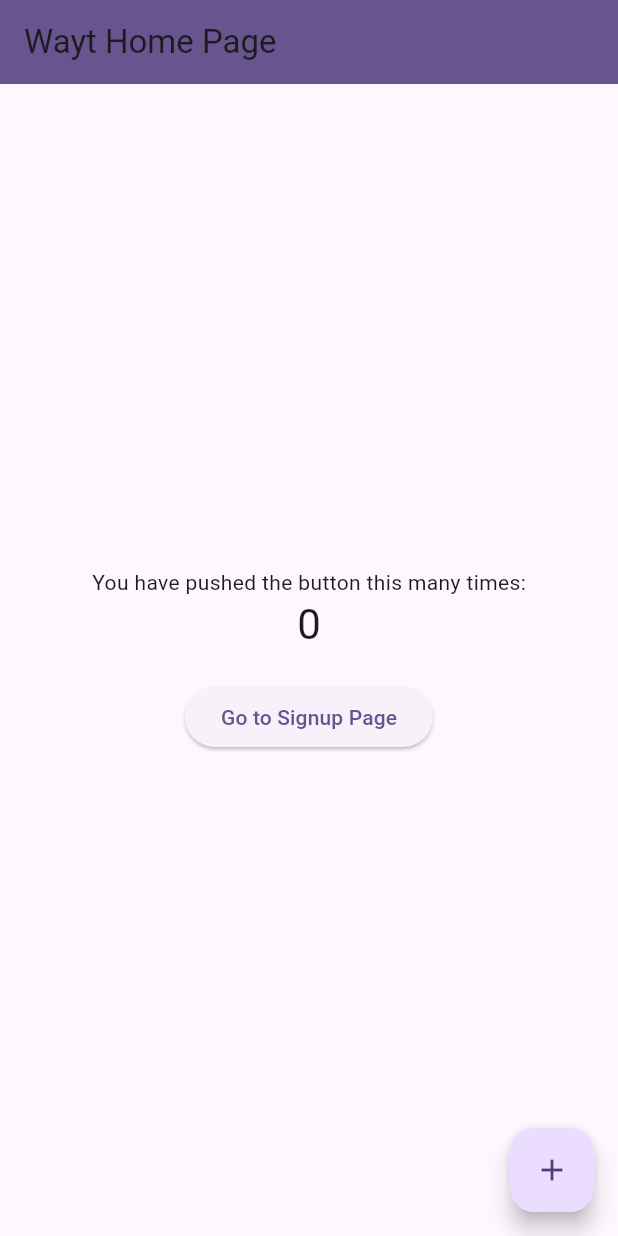
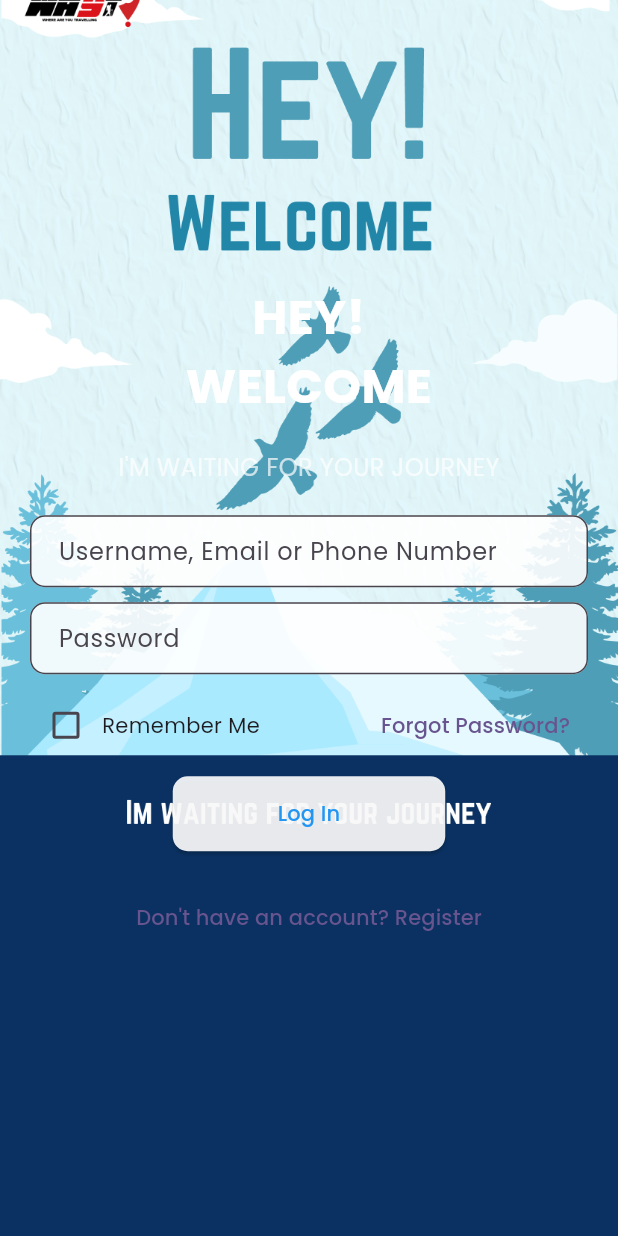
Before and after one commit to rishinmh/therealwayt1, a Flutter app: the screen it shows after launch, on a phone screen of 412 x 824 dp. Run offline on Flutter 3.47's test engine with Material 3 defaults, Android fonts, the light colour scheme and no system bars.

Commit message:
added login page changes shortened wayt main base bg image for login

```diff
--- /dev/null
+++ b/wayt/lib/login.dart
@@ -0,0 +1,129 @@
+import 'package:flutter/material.dart';
+import 'signup.dart'; // Import the signup page
+
+class LoginPage extends StatelessWidget {
+  const LoginPage({super.key});
+
+  @override
+  Widget build(BuildContext context) {
+    return Scaffold(
+      body: Stack(
+        children: [
+          // Background Image
+          Positioned.fill(
+            child: Image.asset(
+              'assets/login_page.png', // Make sure this image is in your assets folder
+              fit: BoxFit.cover,
+            ),
+          ),
+          // Main Content
+          Center(
+            child: Column(
+              mainAxisAlignment: MainAxisAlignment.center,
+              children: [
+                const Text(
+                  "HEY!\nWELCOME",
+                  textAlign: TextAlign.center,
+                  style: TextStyle(
+                    fontFamily: 'Poppins',
+                    fontSize: 32,
+                    fontWeight: FontWeight.bold,
+                    color: Colors.white,
+                  ),
+                ),
+                const SizedBox(height: 20),
+                const Text(
+                  "I'M WAITING FOR YOUR JOURNEY",
+                  style: TextStyle(
+                    fontFamily: 'Poppins',
+                    fontSize: 16,
+                    color: Colors.white70,
+                  ),
+                ),
+                const SizedBox(height: 20),
+                _buildTextField("Username, Email or Phone Number"),
+                const SizedBox(height: 10),
+                _buildTextField("Password", isPassword: true),
+                const SizedBox(height: 10),
+                _buildCheckbox(),
+                const SizedBox(height: 10),
+                _buildLoginButton(),
+                const SizedBox(height: 20),
+                _buildRegisterOption(context),
+              ],
+            ),
+          ),
+        ],
+      ),
+    );
+  }
+
+  // Text Field
+  Widget _buildTextField(String hint, {bool isPassword = false}) {
+    return Padding(
+      padding: const EdgeInsets.symmetric(horizontal: 20),
+      child: TextField(
+        obscureText: isPassword,
+        decoration: InputDecoration(
+          hintText: hint,
+          hintStyle: const TextStyle(fontFamily: 'Poppins'),
+          border: OutlineInputBorder(borderRadius: BorderRadius.circular(10)),
+          filled: true,
+          fillColor: Colors.white.withOpacity(0.9),
+          contentPadding: const EdgeInsets.symmetric(horizontal: 15),
+        ),
+      ),
+    );
+  }
+
+  // Remember Me Checkbox
+  Widget _buildCheckbox() {
+    return Padding(
+      padding: const EdgeInsets.symmetric(horizontal: 20),
+      child: Row(
+        children: [
+          Checkbox(value: false, onChanged: (value) {}),
+          const Text("Remember Me", style: TextStyle(fontFamily: 'Poppins')),
+          const Spacer(),
+          TextButton(
+            onPressed: () {},
+            child: const Text(
+              "Forgot Password?",
+              style: TextStyle(fontFamily: 'Poppins'),
+            ),
+          ),
+        ],
+      ),
+    );
+  }
+
+  // Login Button
+  Widget _buildLoginButton() {
+    return ElevatedButton(
+      onPressed: () {},
+      style: ElevatedButton.styleFrom(
+        padding: const EdgeInsets.symmetric(horizontal: 70, vertical: 15),
+        backgroundColor: Colors.white.withOpacity(0.9),
+        foregroundColor: Colors.blue,
+        shape: RoundedRectangleBorder(borderRadius: BorderRadius.circular(10)),
+      ),
+      child: const Text("Log In", style: TextStyle(fontFamily: 'Poppins')),
+    );
+  }
+
+  // Register Option
+  Widget _buildRegisterOption(BuildContext context) {
+    return TextButton(
+      onPressed: () {
+        Navigator.push(
+          context,
+          MaterialPageRoute(builder: (context) => const SignupPage()),
+        );
+      },
+      child: const Text(
+        "Don't have an account? Register",
+        style: TextStyle(fontFamily: 'Poppins'),
+      ),
+    );
+  }
+}
--- a/wayt/lib/main.dart
+++ b/wayt/lib/main.dart
@@ -1,4 +1,5 @@
 import 'package:flutter/material.dart';
+import 'login.dart'; // Import the login page
 import 'signup.dart'; // Import the signup page
 
 void main() {
@@ -11,69 +12,15 @@ class MyApp extends StatelessWidget {
   @override
   Widget build(BuildContext context) {
     return MaterialApp(
+      debugShowCheckedModeBanner: false,
       title: 'Wayt App',
       theme: ThemeData(
+        fontFamily:
+            'Poppins', // Ensures Poppins font is used throughout the app
         colorScheme: ColorScheme.fromSeed(seedColor: Colors.deepPurple),
         useMaterial3: true,
       ),
-      home: const WaytHomePage(title: 'Wayt Home Page'),
+      home: const LoginPage(), // Set LoginPage as the main page
     );
   }
 }
-
-class WaytHomePage extends StatefulWidget {
-  const WaytHomePage({super.key, required this.title});
-  final String title;
-
-  @override
-  State<WaytHomePage> createState() => _WaytHomePageState();
-}
-
-class _WaytHomePageState extends State<WaytHomePage> {
-  int _counter = 0;
-
-  void _incrementCounter() {
-    setState(() {
-      _counter++;
-    });
-  }
-
-  void _navigateToSignupPage(BuildContext context) {
-    Navigator.push(
-      context,
-      MaterialPageRoute(builder: (context) => const SignupPage()),
-    );
-  }
-
-  @override
-  Widget build(BuildContext context) {
-    return Scaffold(
-      appBar: AppBar(
-        backgroundColor: Theme.of(context).colorScheme.primary,
-        title: Text(widget.title),
-      ),
-      body: Center(
-        child: Column(
-          mainAxisAlignment: MainAxisAlignment.center,
-          children: <Widget>[
-            const Text('You have pushed the button this many times:'),
-            Text(
-              '$_counter',
-              style: Theme.of(context).textTheme.headlineMedium,
-            ),
-            const SizedBox(height: 20),
-            ElevatedButton(
-              onPressed: () => _navigateToSignupPage(context),
-              child: const Text('Go to Signup Page'),
-            ),
-          ],
-        ),
-      ),
-      floatingActionButton: FloatingActionButton(
-        onPressed: _incrementCounter,
-        tooltip: 'Increment',
-        child: const Icon(Icons.add),
-      ),
-    );
-  }
-}
```
Also changed, not shown: wayt/assets/login_page.png (added).
